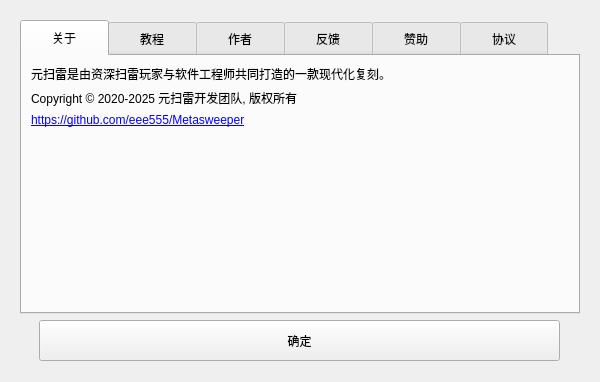
Qt form uiFiles/ui_about.ui (eee555/Metasweeper) before a commit.
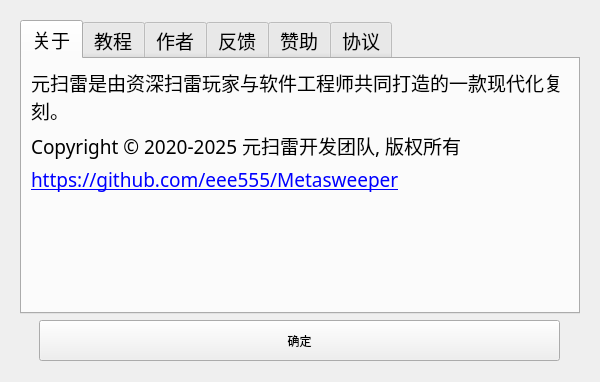
The same form after that commit. The open tabs and pages were chosen to show the change. Icons and pictures are not drawn.

What changed in the file:
```diff
--- a/uiFiles/ui_about.ui
+++ b/uiFiles/ui_about.ui
@@ -50,14 +50,11 @@
    </property>
    <item>
     <widget class="QTabWidget" name="tabWidget">
-     <property name="styleSheet">
-      <string notr="true">QTabBar::tab
-{
-
-font: 14pt &quot;微软雅黑&quot;;
-width:88px;
-height:36px;
-}</string>
+     <property name="font">
+      <font>
+       <family>微软雅黑</family>
+       <pointsize>14</pointsize>
+      </font>
      </property>
      <property name="currentIndex">
       <number>2</number>
@@ -88,6 +85,9 @@
          <property name="text">
           <string>Copyright © 2020-2025 元扫雷开发团队, 版权所有</string>
          </property>
+         <property name="wordWrap">
+          <bool>true</bool>
+         </property>
         </widget>
        </item>
        <item>
```
Left out of the diff: 5 changed lines with no effect on the pictures.
